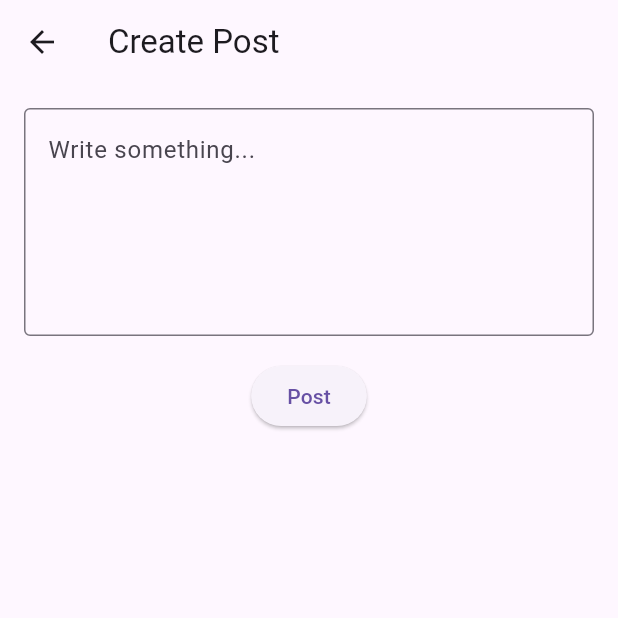
After one commit to lrs27/quad_connect, a Flutter app: the screen it shows after launch, after a tap on "Login", after a tap on the "add" icon, on a phone screen of 412 x 824 dp, the top half of it. The commit adds this screen. Run offline on Flutter 3.47's test engine with Material 3 defaults, Android fonts, the phone set to English and light mode, and no system bars; our stand-ins replace cloud_firestore, firebase_auth, firebase_core, firebase_messaging, firebase_storage, timeago; accounts and stored records are empty; network calls fail.

Commit message:
Added CRUD functionalities to post and also view everything in feeds.

```diff
--- /dev/null
+++ b/lib/screens/create_post_screen.dart
@@ -0,0 +1,62 @@
+import 'package:flutter/material.dart';
+import '../services/firestore_service.dart';
+
+class CreatePostScreen extends StatefulWidget {
+  const CreatePostScreen({super.key});
+
+  @override
+  State<CreatePostScreen> createState() => _CreatePostScreenState();
+}
+
+class _CreatePostScreenState extends State<CreatePostScreen> {
+  final controller = TextEditingController();
+  bool saving = false;
+
+  @override
+  Widget build(BuildContext context) {
+    return Scaffold(
+      appBar: AppBar(title: const Text("Create Post")),
+      body: Padding(
+        padding: const EdgeInsets.all(16),
+        child: Column(
+          children: [
+            TextField(
+              controller: controller,
+              maxLines: 5,
+              decoration: const InputDecoration(
+                hintText: "Write something...",
+                border: OutlineInputBorder(),
+              ),
+            ),
+
+            const SizedBox(height: 16),
+
+            ElevatedButton(
+              onPressed: saving
+                  ? null
+                  : () async {
+                      setState(() => saving = true);
+
+                      // Get user profile info
+                      final user = await FirestoreService().getUser(
+                        FirestoreService().uid,
+                      );
+
+                      await FirestoreService().createPost({
+                        'text': controller.text.trim(),
+                        'authorUid': FirestoreService().uid,
+                        'authorName': user?['name'] ?? "Unknown User",
+                      });
+
+                      if (context.mounted) Navigator.pop(context);
+                    },
+              child: saving
+                  ? const CircularProgressIndicator(color: Colors.white)
+                  : const Text("Post"),
+            ),
+          ],
+        ),
+      ),
+    );
+  }
+}
--- a/lib/screens/events_screen.dart
+++ b/lib/screens/events_screen.dart
@@ -1,6 +1,5 @@
 import 'package:cloud_firestore/cloud_firestore.dart';
 import 'package:flutter/material.dart';
-import '../services/firestore_service.dart';
 import 'event_details_screen.dart';
 import 'create_event_screen.dart';
 
--- a/lib/screens/feed_screen.dart
+++ b/lib/screens/feed_screen.dart
@@ -1,13 +1,27 @@
 import 'package:cloud_firestore/cloud_firestore.dart';
 import 'package:flutter/material.dart';
 import '../services/firestore_service.dart';
+import 'post_details_screen.dart';
+import 'create_post_screen.dart';
+import 'package:timeago/timeago.dart' as timeago;
 
 class FeedScreen extends StatelessWidget {
   const FeedScreen({super.key});
 
   @override
   Widget build(BuildContext context) {
-    return StreamBuilder<List<Map<String, dynamic>>>(
+    return Scaffold(
+      floatingActionButton: FloatingActionButton(
+        onPressed: () {
+          Navigator.push(
+            context,
+            MaterialPageRoute(builder: (_) => const CreatePostScreen()),
+          );
+        },
+        child: const Icon(Icons.add),
+      ),
+
+      body: StreamBuilder<List<Map<String, dynamic>>>(
         stream: FirestoreService().getPosts(),
         builder: (context, snapshot) {
           if (snapshot.connectionState == ConnectionState.waiting) {
@@ -20,36 +34,65 @@ class FeedScreen extends StatelessWidget {
 
           final posts = snapshot.data!;
 
-        return Column(
-          children: [
-            Container(
-              padding: const EdgeInsets.all(16),
-              alignment: Alignment.centerLeft,
-              child: const Text(
-                "Feed",
-                style: TextStyle(fontSize: 22, fontWeight: FontWeight.bold),
-              ),
-            ),
-
-            Expanded(
-              child: ListView.builder(
+          return ListView.builder(
             padding: const EdgeInsets.all(16),
             itemCount: posts.length,
             itemBuilder: (context, i) {
               final p = posts[i];
 
-                  final String authorName = p['authorName'] ?? "Unknown";
               final String text = p['text'] ?? "";
+              final String authorName = p['authorName'] ?? "Unknown User";
+              final int likes = p['likesCount'] ?? 0;
+              final int comments = p['commentsCount'] ?? 0;
+
               final Timestamp? ts = p['timestamp'];
-                  final String timeString = ts != null
-                      ? ts.toDate().toLocal().toString()
+              final DateTime? date = ts?.toDate();
+              final String timeAgo = date != null
+                  ? timeago.format(date)
                   : "Unknown time";
 
+              final initials = authorName
+                  .trim()
+                  .split(" ")
+                  .map((e) => e[0])
+                  .take(2)
+                  .join()
+                  .toUpperCase();
+
               return Card(
-                    margin: const EdgeInsets.only(bottom: 12),
+                margin: const EdgeInsets.only(bottom: 16),
+                elevation: 2,
+                shape: RoundedRectangleBorder(
+                  borderRadius: BorderRadius.circular(12),
+                ),
+                child: InkWell(
+                  borderRadius: BorderRadius.circular(12),
+                  onTap: () {
+                    Navigator.push(
+                      context,
+                      MaterialPageRoute(
+                        builder: (_) => PostDetailsScreen(post: p),
+                      ),
+                    );
+                  },
                   child: Padding(
-                      padding: const EdgeInsets.all(12),
+                    padding: const EdgeInsets.all(16),
                     child: Column(
+                      crossAxisAlignment: CrossAxisAlignment.start,
+                      children: [
+                        Row(
+                          children: [
+                            CircleAvatar(
+                              radius: 20,
+                              child: Text(
+                                initials,
+                                style: const TextStyle(
+                                  fontWeight: FontWeight.bold,
+                                ),
+                              ),
+                            ),
+                            const SizedBox(width: 12),
+                            Column(
                               crossAxisAlignment: CrossAxisAlignment.start,
                               children: [
                                 Text(
@@ -59,28 +102,90 @@ class FeedScreen extends StatelessWidget {
                                     fontWeight: FontWeight.bold,
                                   ),
                                 ),
+                                Text(
+                                  timeAgo,
+                                  style: TextStyle(
+                                    fontSize: 12,
+                                    color: Colors.grey.shade600,
+                                  ),
+                                ),
+                              ],
+                            ),
+                          ],
+                        ),
 
-                          const SizedBox(height: 4),
-                          Text(
-                            timeString,
-                            style: const TextStyle(
-                              fontSize: 12,
-                              color: Colors.grey,
+                        const SizedBox(height: 12),
+
+                        Text(text, style: const TextStyle(fontSize: 16)),
+
+                        const SizedBox(height: 12),
+
+                        Container(
+                          height: 150,
+                          width: double.infinity,
+                          decoration: BoxDecoration(
+                            color: Colors.grey.shade300,
+                            borderRadius: BorderRadius.circular(8),
+                          ),
+                          alignment: Alignment.center,
+                          child: const Text(
+                            "Image Placeholder",
+                            style: TextStyle(color: Colors.black54),
                           ),
                         ),
 
-                          const SizedBox(height: 8),
-                          Text(text),
+                        const SizedBox(height: 12),
+
+                        Row(
+                          children: [
+                            GestureDetector(
+                              onTap: () {
+                                FirestoreService().likePost(
+                                  p['postId'],
+                                  FirestoreService().uid,
+                                );
+                              },
+                              child: Row(
+                                children: [
+                                  Icon(
+                                    Icons.thumb_up_alt_outlined,
+                                    size: 20,
+                                    color: Colors.grey.shade700,
+                                  ),
+                                  const SizedBox(width: 4),
+                                  Text("$likes"),
                                 ],
+                              ),
+                            ),
+
+                            const SizedBox(width: 16),
+
+                            Icon(
+                              Icons.comment_outlined,
+                              size: 20,
+                              color: Colors.grey.shade700,
+                            ),
+                            const SizedBox(width: 4),
+                            Text("$comments"),
+
+                            const Spacer(),
+
+                            Icon(
+                              Icons.share_outlined,
+                              size: 20,
+                              color: Colors.grey.shade700,
+                            ),
+                          ],
+                        ),
+                      ],
+                    ),
                   ),
                 ),
               );
             },
-              ),
-            ),
-          ],
           );
         },
+      ),
     );
   }
 }
--- a/pubspec.yaml
+++ b/pubspec.yaml
@@ -30,6 +30,7 @@ environment:
 dependencies:
   flutter:
     sdk: flutter
+  timeago: ^3.6.0
   firebase_core: ^3.0.0
   cloud_firestore: ^5.0.0
   firebase_auth: 5.7.0
```
Also changed, not shown: lib/screens/post_details_screen.dart (added, +67 -0 lines), lib/services/firestore_service.dart (+42 -5 lines), pubspec.lock. Lines whose indentation alone changed are shown as unchanged.
